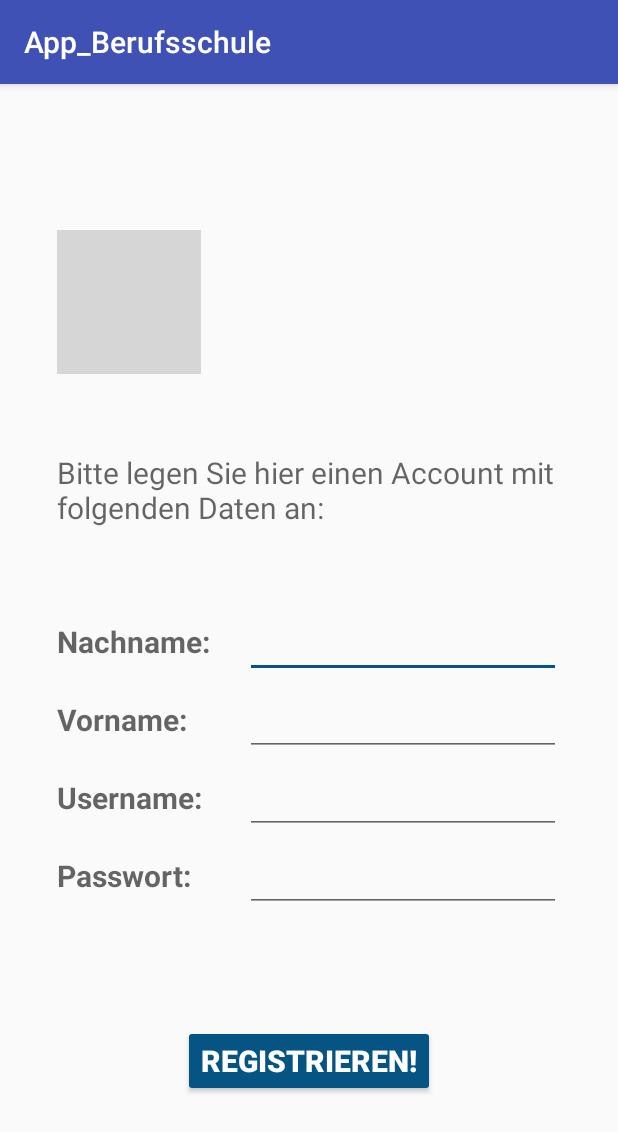
After one commit to MichalkeManuel/App_Berufsschule, an Android app: the RegisterActivity screen opened directly, with no data from a screen before it, on a phone screen of 412 x 824 dp. The commit adds this screen. Shown: the top 1132 px of the screen. Run offline under Robolectric (Android 15) with nearby library versions, the phone set to English and light mode, and no system bars; grey boxes are pictures that could not be loaded.

Commit message:
- GameLayout eingefügt - RegisterActivity "deaktiviert" - Automatische Ausrichtung der Seiten geändert

```diff
--- a/app/build.gradle
+++ b/app/build.gradle
@@ -5,7 +5,7 @@ android {
     buildToolsVersion "26.0.1"
     defaultConfig {
         applicationId "com.example.michalke.app_berufsschule"
-        minSdkVersion 25
+        minSdkVersion 24
         targetSdkVersion 25
         versionCode 1
         versionName "1.0"
--- /dev/null
+++ b/app/src/main/java/com/example/michalke/app_berufsschule/RegisterActivity.java
@@ -0,0 +1,52 @@
+package com.example.michalke.app_berufsschule;
+
+import android.database.Cursor;
+import android.database.sqlite.SQLiteDatabase;
+import android.support.v7.app.AppCompatActivity;
+import android.os.Bundle;
+import android.view.View;
+import android.widget.Button;
+import android.widget.EditText;
+import android.widget.TextView;
+import android.widget.Toast;
+
+public class RegisterActivity extends AppCompatActivity
+{
+    DatabaseManager dbmgr;
+    SQLiteDatabase sqlDaBa;
+
+
+    @Override
+    protected void onCreate(Bundle savedInstanceState)
+    {
+        super.onCreate(savedInstanceState);
+        setContentView(R.layout.activity_register);
+
+        Toast.makeText(this, "onCreate", Toast.LENGTH_SHORT).show();
+        //dbmgr = new DatabaseManager(this);
+        Toast.makeText(this, "Datensätze einfügen", Toast.LENGTH_SHORT).show();
+        //long rowID = dbmgr.insertRecord();
+        Toast.makeText(this, "Aufruf Ausgabemethode", Toast.LENGTH_SHORT).show();
+        //String tablecontent = dbmgr.output();
+        //Toast.makeText(this, tablecontent, Toast.LENGTH_SHORT).show();
+    }
+
+    @Override
+    protected void onPause()
+    {
+        Toast.makeText(this, "onPause", Toast.LENGTH_SHORT).show();
+        super.onPause();
+        dbmgr.close();
+        Toast.makeText(this, "Datenbank geschlossen", Toast.LENGTH_SHORT).show();
+    }
+
+    /*@Override
+    protected void onResume()
+    {
+        super.onResume();
+        sqlDaBa = dbmgr.getReadableDatabase();
+        Toast.makeText(this, "onResume", Toast.LENGTH_SHORT).show();
+        Cursor tableCursor = sqlDaBa.rawQuery(DatabaseManager.CLASS_SELECT_RAW, null);
+        Toast.makeText(this, "Datenbank geöffnet", Toast.LENGTH_SHORT).show();
+    }*/
+}
--- /dev/null
+++ b/app/src/main/res/layout/activity_register.xml
@@ -0,0 +1,164 @@
+<?xml version="1.0" encoding="utf-8"?>
+<android.widget.RelativeLayout xmlns:android="http://schemas.android.com/apk/res/android"
+    xmlns:app="http://schemas.android.com/apk/res-auto"
+    xmlns:tools="http://schemas.android.com/tools"
+    android:gravity="center"
+    android:layout_width="match_parent"
+    android:layout_height="match_parent"
+    tools:context="com.example.michalke.app_berufsschule.RegisterActivity">
+
+    <LinearLayout
+        android:id="@+id/linearLayout"
+        android:layout_width="wrap_content"
+        android:layout_height="wrap_content"
+        android:orientation="vertical"
+        android:paddingTop="25dp"
+        android:paddingLeft="10dp"
+        android:paddingRight="10dp"
+        android:paddingBottom="5dp"
+        android:layout_marginTop="10dp">
+
+
+        <ImageView
+            android:layout_width="wrap_content"
+            android:layout_height="wrap_content"
+            android:scaleType="center"
+            android:src="@drawable/logo_bsf"/>
+
+        <TextView
+            android:id="@+id/tRAnleitung"
+            android:layout_width="wrap_content"
+            android:layout_height="wrap_content"
+            android:layout_marginTop="50dp"
+            android:paddingTop="2dp"
+            android:paddingBottom="2dp"
+            android:text="@string/registerManual"
+            android:textAppearance="@android:style/TextAppearance.Material.Medium"
+            android:textSize="20sp"/>
+
+        <LinearLayout
+            android:layout_width="match_parent"
+            android:layout_height="match_parent"
+            android:orientation="horizontal"
+            android:paddingBottom="2dp"
+            android:paddingTop="50dp">
+
+            <TextView
+                android:id="@+id/tRSurname"
+                android:layout_width="125dp"
+                android:layout_height="wrap_content"
+                android:text="@string/registerSurname"
+                android:textAppearance="@android:style/TextAppearance.Material.Medium"
+                android:textSize="20sp"
+                android:textStyle="bold"/>
+
+            <EditText
+                android:id="@+id/eRSurname"
+                android:layout_width="wrap_content"
+                android:layout_height="wrap_content"
+                android:ems="10"
+                android:inputType="text"
+                android:text=""
+                android:textAlignment="textStart"
+                android:textSize="20sp"/>
+        </LinearLayout>
+
+        <LinearLayout
+            android:layout_width="match_parent"
+            android:layout_height="match_parent"
+            android:orientation="horizontal"
+            android:paddingBottom="2dp"
+            android:paddingTop="2dp">
+
+            <TextView
+                android:id="@+id/tRForename"
+                android:layout_width="125dp"
+                android:layout_height="wrap_content"
+                android:text="@string/registerPrename"
+                android:textAppearance="@android:style/TextAppearance.Material.Medium"
+                android:textSize="20sp"
+                android:textStyle="bold"/>
+
+            <EditText
+                android:id="@+id/eRForename"
+                android:layout_width="wrap_content"
+                android:layout_height="wrap_content"
+                android:ems="10"
+                android:inputType="text"
+                android:text=""
+                android:textAlignment="textStart"
+                android:textSize="20sp"/>
+        </LinearLayout>
+
+        <LinearLayout
+            android:layout_width="match_parent"
+            android:layout_height="match_parent"
+            android:orientation="horizontal"
+            android:paddingBottom="2dp"
+            android:paddingTop="2dp">
+
+            <TextView
+                android:id="@+id/tRUsername"
+                android:layout_width="125dp"
+                android:layout_height="wrap_content"
+                android:text="@string/registerUsername"
+                android:textAppearance="@android:style/TextAppearance.Material.Medium"
+                android:textSize="20sp"
+                android:textStyle="bold"/>
+
+            <EditText
+                android:id="@+id/eRUsername"
+                android:layout_width="wrap_content"
+                android:layout_height="wrap_content"
+                android:ems="10"
+                android:inputType="text"
+                android:text=""
+                android:textAlignment="textStart"
+                android:textSize="20sp"/>
+        </LinearLayout>
+
+        <LinearLayout
+            android:layout_width="match_parent"
+            android:layout_height="match_parent"
+            android:orientation="horizontal"
+            android:paddingBottom="50dp"
+            android:paddingTop="2dp">
+
+            <TextView
+                android:id="@+id/tRPassword"
+                android:layout_width="125dp"
+                android:layout_height="wrap_content"
+                android:text="@string/registerPassword"
+                android:textAppearance="@android:style/TextAppearance.Material.Medium"
+                android:textSize="20sp"
+                android:textStyle="bold"/>
+
+            <EditText
+                android:id="@+id/eRPassword"
+                android:layout_width="wrap_content"
+                android:layout_height="wrap_content"
+                android:ems="10"
+                android:inputType="textVisiblePassword"
+                android:text=""
+                android:textAlignment="textStart"
+                android:textSize="20sp"/>
+        </LinearLayout>
+
+        <Button
+            android:id="@+id/bRegister"
+            style="@style/Widget.AppCompat.Button.Colored"
+            android:layout_width="wrap_content"
+            android:layout_height="wrap_content"
+            android:layout_gravity="center"
+            android:layout_marginTop="25dp"
+            android:text="@string/rRegister"
+            android:onClick="register"
+            android:textSize="20sp"
+            android:textStyle="bold"
+            android:layout_marginBottom="25dp"/>
+
+
+    </LinearLayout>
+
+
+</android.widget.RelativeLayout>
--- a/app/src/main/res/values/colors.xml
+++ b/app/src/main/res/values/colors.xml
@@ -2,5 +2,5 @@
 <resources>
     <color name="colorPrimary">#3F51B5</color>
     <color name="colorPrimaryDark">#303F9F</color>
-    <color name="colorAccent">#007ACD</color>
+    <color name="colorAccent">#065484</color>
 </resources>
```
Also changed, not shown: app/src/main/AndroidManifest.xml (+12 -1 lines), app/src/main/java/com/example/michalke/app_berufsschule/DatabaseManager.java (added, +92 -0 lines), app/src/main/java/com/example/michalke/app_berufsschule/GameActivity.java (added, +61 -0 lines), app/src/main/java/com/example/michalke/app_berufsschule/LoginActivity.java (+55 -1 lines), app/src/main/java/com/example/michalke/app_berufsschule/UserActivity.java (added, +73 -0 lines), app/src/main/res/layout/activity_game.xml (added, +9 -0 lines), app/src/main/res/layout/activity_login.xml (+22 -12 lines), app/src/main/res/layout/activity_user.xml (added, +89 -0 lines), build.gradle (line endings or trailing spaces).
